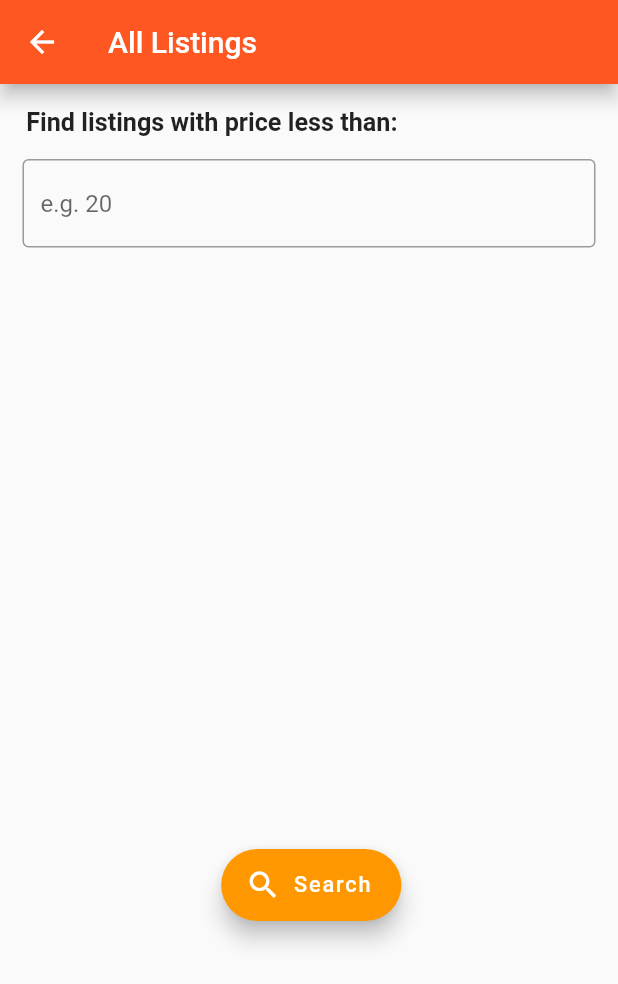
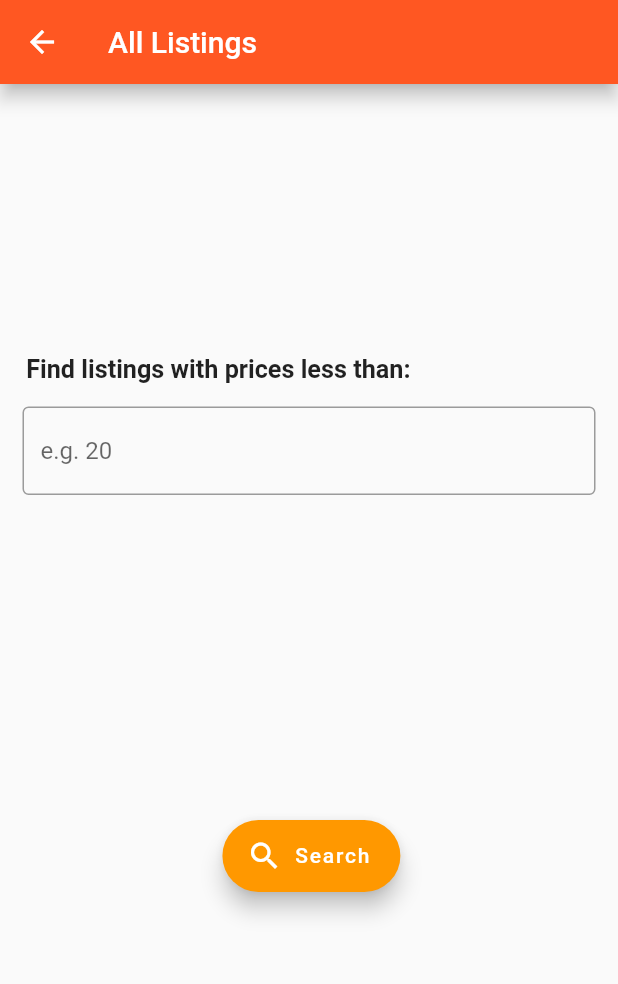
Before and after one commit to sc624/Stash, a Flutter app: the AllListingsPage screen opened by its route, on a phone screen of 412 x 824 dp. Shown: the top 984 px of the screen. Run offline on Flutter 3.47's test engine with Material 2 defaults, Android fonts, the phone set to English and light mode, and no system bars; our stand-ins replace google_maps_flutter; network calls fail.

Commit message:
everything works

```diff
--- a/lib/all_listings.dart
+++ b/lib/all_listings.dart
@@ -59,20 +59,20 @@ class _AllListingsPage extends State<AllListingsPage> {
         child: FloatingActionButton.extended(
           icon: Icon(Icons.search),
           label: Text("Search",
-          style: TextStyle(fontSize: 14.5)),
+          style: TextStyle(fontSize: 14.0)),
           foregroundColor: Colors.white,
           backgroundColor: Colors.orange,
           onPressed: (){
             _findData();
           },
         ),
-        alignment: Alignment(0.12,0.50)),
+        alignment: Alignment(0.12,0.45)),
       body: new ListView(
       children: <Widget> [
          Padding(
-            padding: const EdgeInsets.only(left: 17.5, top: 15.0),
+            padding: const EdgeInsets.only(left: 17.5, top: 180.0),
             child: const Text(
-              "Find listings with price less than: ",
+              "Find listings with prices less than: ",
               style: TextStyle(fontWeight: FontWeight.bold),
               textScaleFactor: 1.2,
             ),
```
Also changed, not shown: lib/my_listings.dart (+5 -6 lines), 26 other files.
